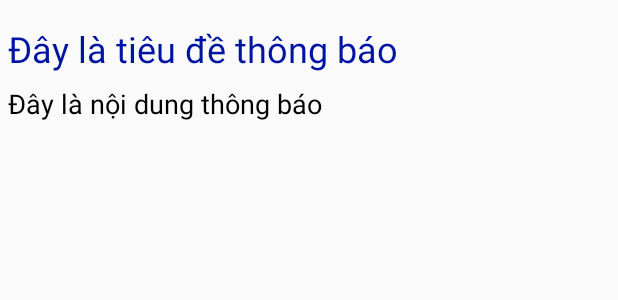
After one commit to Bad-Intentions-team/DUTNotifier, an Android app: the layout activity_detail.xml on its own in the app's theme, with its tools: preview values and no code run, on a phone screen of 412 x 824 dp. The commit adds this screen. Shown: the top 300 px of the screen. Run offline under Robolectric (Android 15) with nearby library versions, the phone set to English and light mode, and no system bars.

Commit message:
tao su kien click vo phần thông báo

```diff
--- a/app/src/main/AndroidManifest.xml
+++ b/app/src/main/AndroidManifest.xml
@@ -13,6 +13,7 @@
         android:roundIcon="@mipmap/ic_launcher_round"
         android:supportsRtl="true"
         android:theme="@style/AppTheme">
+        <activity android:name=".Detail"></activity>
         <activity android:name=".MainActivity">
             <intent-filter>
                 <action android:name="android.intent.action.MAIN" />
@@ -20,13 +21,14 @@
                 <category android:name="android.intent.category.LAUNCHER" />
             </intent-filter>
         </activity>
-        <receiver android:name=".INTERNET.ConnectionReceiver"
+
+        <receiver
+            android:name=".INTERNET.ConnectionReceiver"
             android:enabled="true">
             <intent-filter>
                 <action android:name="android.net.conn.CONNECTIVITY_CHANGE" />
             </intent-filter>
         </receiver>
-
     </application>
 
 </manifest>
--- /dev/null
+++ b/app/src/main/res/layout/activity_detail.xml
@@ -0,0 +1,28 @@
+<?xml version="1.0" encoding="utf-8"?>
+<LinearLayout
+    xmlns:android="http://schemas.android.com/apk/res/android"
+    android:layout_width="match_parent"
+    android:layout_height="wrap_content"
+    android:paddingLeft="5dp"
+    android:paddingRight="5dp"
+    android:layout_marginTop="8dp"
+    android:orientation="vertical">
+            <TextView
+                android:layout_width="wrap_content"
+                android:layout_height="wrap_content"
+                android:id="@+id/tv_title"
+                android:textSize="24sp"
+                android:textColor="#0013A2"
+                android:textStyle="normal"
+                android:layout_marginTop="8dp"
+                android:layout_marginBottom="8dp"
+                android:text="Đây là tiêu đề thông báo"/>
+            <TextView
+                android:layout_width="match_parent"
+                android:layout_height="wrap_content"
+                android:id="@+id/tv_content"
+                android:textSize="18sp"
+                android:textColor="#000"
+                android:layout_marginBottom="8dp"
+                android:text="Đây là nội dung thông báo"/>
+</LinearLayout>
```
Also changed, not shown: app/src/main/java/com/example/dutnotifier/Detail.java (added, +23 -0 lines), app/src/main/java/com/example/dutnotifier/ui/home/HomeFragment.java (+18 -7 lines).
